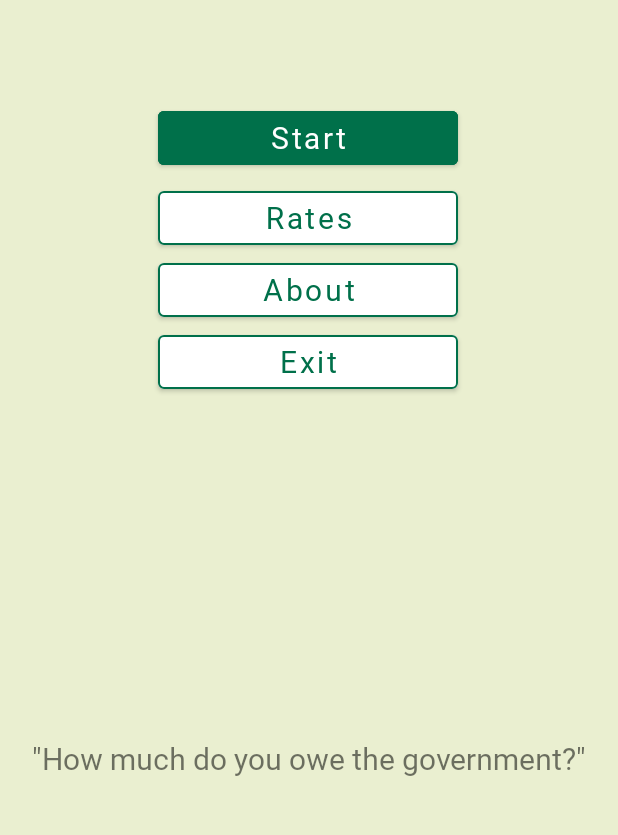
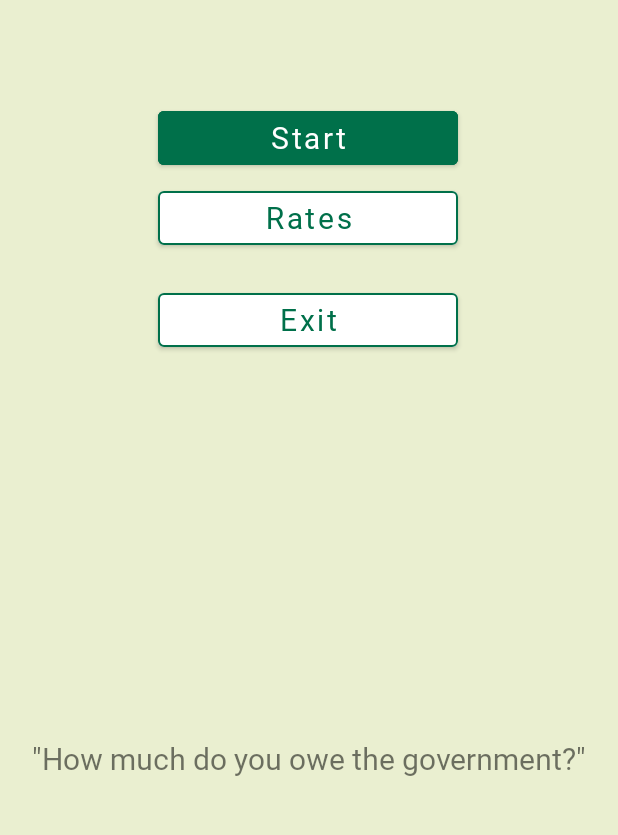
Before and after one commit to francizesperanza/taxCalculator, an Android app: the screen it shows after launch (MainActivity), on a phone screen of 412 x 824 dp, the part 379-1214 px from its top. Run offline under Robolectric (Android 15) with nearby library versions, the light colour scheme and no system bars; Roboto replaces fonts that are not available here.

Commit message:
-built an APK

```diff
--- a/app/src/main/AndroidManifest.xml
+++ b/app/src/main/AndroidManifest.xml
@@ -11,6 +11,9 @@
         android:supportsRtl="true"
         android:theme="@style/Theme.TaxCalculator"
         tools:targetApi="31">
+        <activity
+            android:name=".AboutPage"
+            android:exported="false" />
         <activity
             android:name=".Rates"
             android:exported="false" />
--- a/app/src/main/java/com/example/taxcalculator/MainActivity.kt
+++ b/app/src/main/java/com/example/taxcalculator/MainActivity.kt
@@ -22,5 +22,10 @@ class MainActivity : AppCompatActivity() {
             val intent = Intent(applicationContext,Rates::class.java)
             startActivity(intent)
         }
+
+        binding.btnExit.setOnClickListener{
+            finish()
+            System.exit(0)
+        }
     }
 }
--- a/app/src/main/res/layout/activity_main.xml
+++ b/app/src/main/res/layout/activity_main.xml
@@ -29,29 +29,10 @@
         app:strokeWidth="1dp" />
 
     <Button
-        android:id="@+id/btnAbout"
-        android:layout_width="200dp"
-        android:layout_height="wrap_content"
-        android:backgroundTint="#FFFFFF"
-        android:fontFamily="@font/editorial"
-        android:shadowColor="#00FF0000"
-        android:singleLine="false"
-        android:text="About"
-        android:textAllCaps="false"
-        android:textColor="#00704A"
-        android:textSize="20sp"
-        app:layout_constraintEnd_toEndOf="parent"
-        app:layout_constraintHorizontal_bias="0.497"
-        app:layout_constraintStart_toStartOf="parent"
-        app:layout_constraintTop_toBottomOf="@+id/btnRates"
-        app:rippleColor="#00704A"
-        app:strokeColor="#00704A"
-        app:strokeWidth="1dp" />
-
-    <Button
         android:id="@+id/btnExit"
         android:layout_width="200dp"
         android:layout_height="wrap_content"
+        android:layout_marginTop="20dp"
         android:backgroundTint="#FFFFFF"
         android:fontFamily="@font/editorial"
         android:shadowColor="#00FF0000"
@@ -63,7 +44,7 @@
         app:layout_constraintEnd_toEndOf="parent"
         app:layout_constraintHorizontal_bias="0.497"
         app:layout_constraintStart_toStartOf="parent"
-        app:layout_constraintTop_toBottomOf="@+id/btnAbout"
+        app:layout_constraintTop_toBottomOf="@+id/btnRates"
         app:rippleColor="#00704A"
         app:strokeColor="#00704A"
         app:strokeWidth="1dp" />
```
